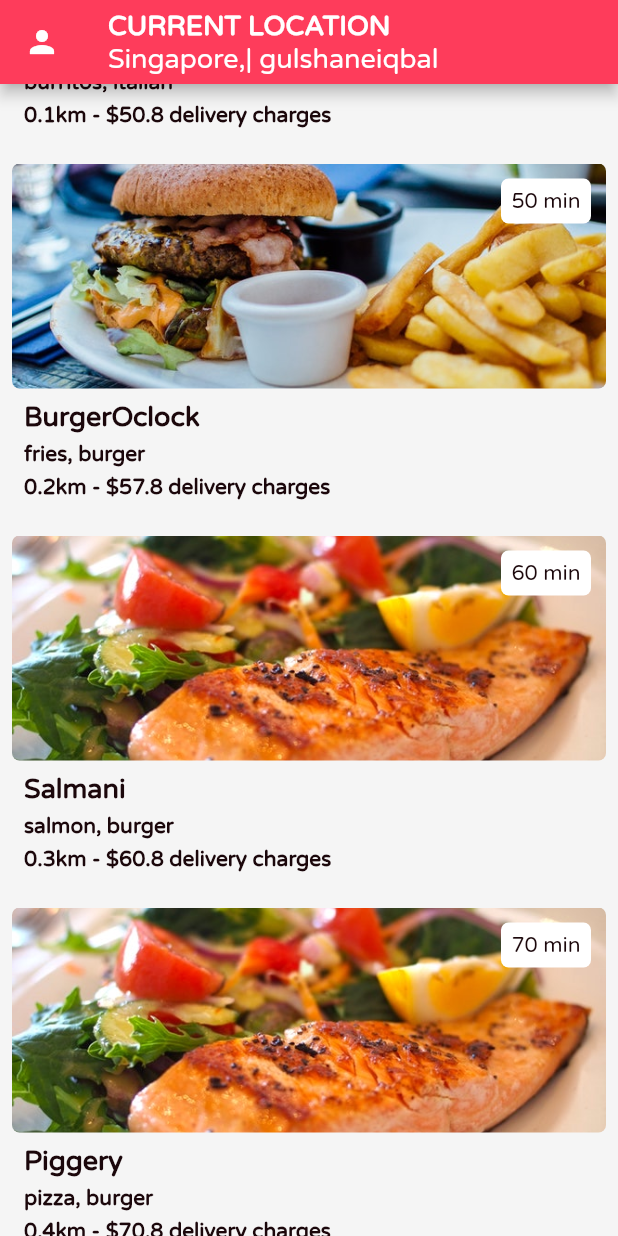
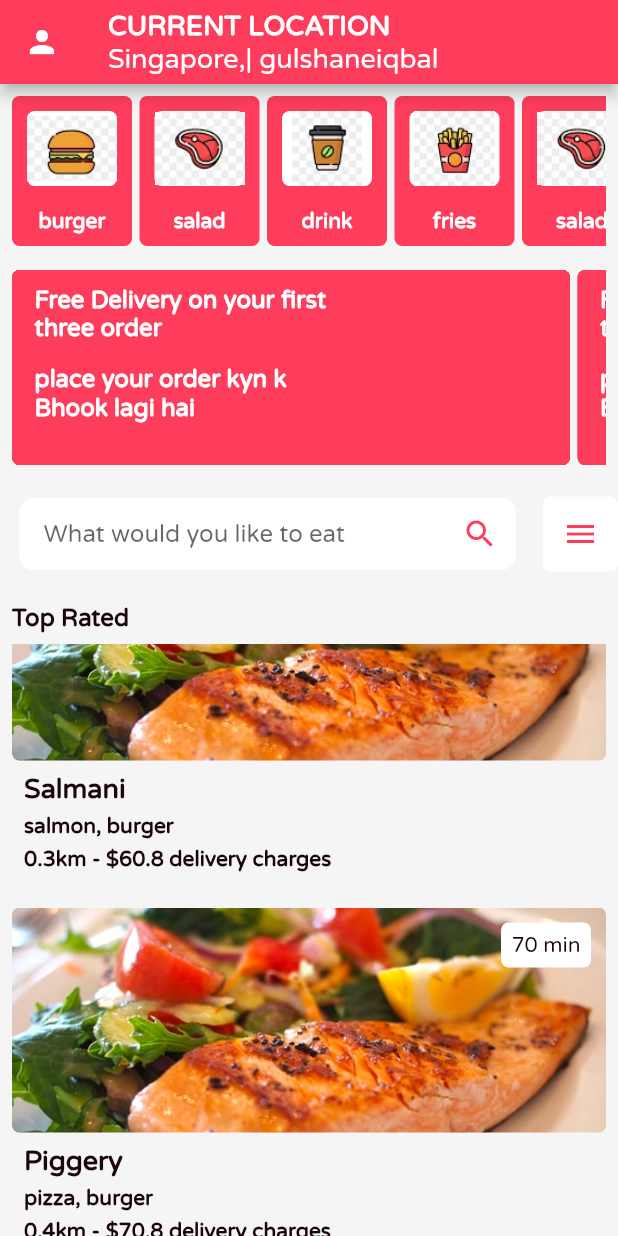
Before and after one commit to Mariyamahnoor95/Ecommerce_app, a Flutter app: the screen it shows after launch, scrolled down 576 dp, on a phone screen of 412 x 824 dp. Run offline on Flutter 3.47's test engine with Material 2 defaults, Android fonts, the phone set to English and light mode, and no system bars; our stand-ins replace equatable, image_picker.

Commit message:
home screen ui done

```diff
--- a/lib/presentation/screen/home_screen/home_screen.dart
+++ b/lib/presentation/screen/home_screen/home_screen.dart
@@ -17,8 +17,7 @@ class HomeScreen extends StatelessWidget {
     return Scaffold(
         backgroundColor: Theme.of(context).scaffoldBackgroundColor,
         appBar: const CustomAppBar(),
-        body: SingleChildScrollView(
-          child: Column(
+        body: Column(
           mainAxisSize: MainAxisSize.min,
           children: [
             Padding(
@@ -60,16 +59,17 @@ class HomeScreen extends StatelessWidget {
                 ),
               ),
             ),
-              ListView.builder(
+            Expanded(
+              child: ListView.builder(
                   shrinkWrap: true,
                   scrollDirection: Axis.vertical,
                   itemCount: Restaurant.restaurant.length,
                   itemBuilder: (context, index) {
                     return RestaurantCard(
                         restaurant: Restaurant.restaurant[index]);
-                  })
+                  }),
+            )
           ],
-          ),
         ));
   }
 }
```
Lines whose indentation alone changed are shown as unchanged.
